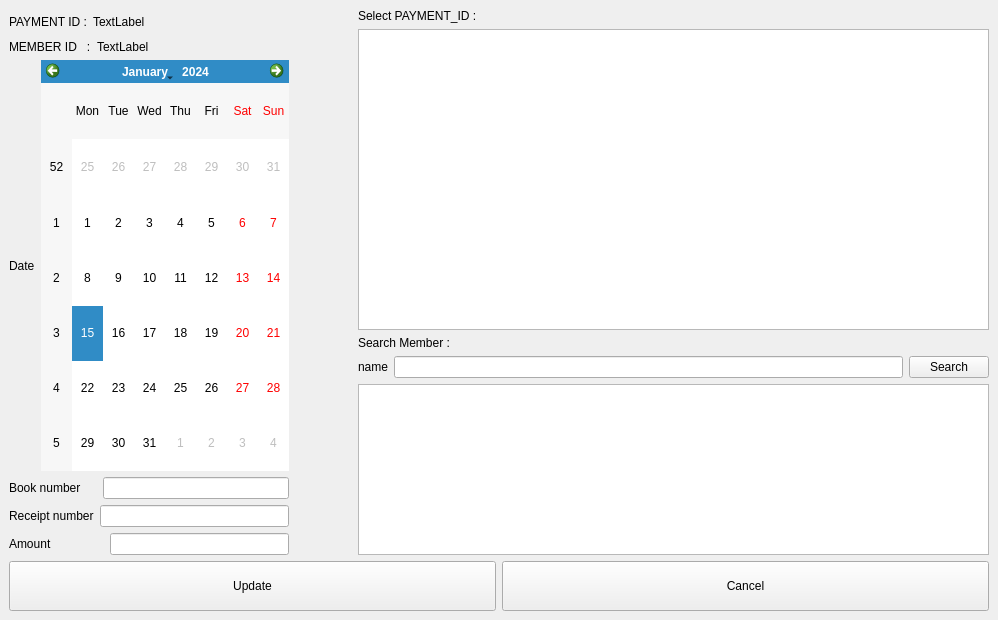
Before: the Qt Designer form edit_payment.ui in severus-tux/gdm_database_management, drawn with Qt 5.
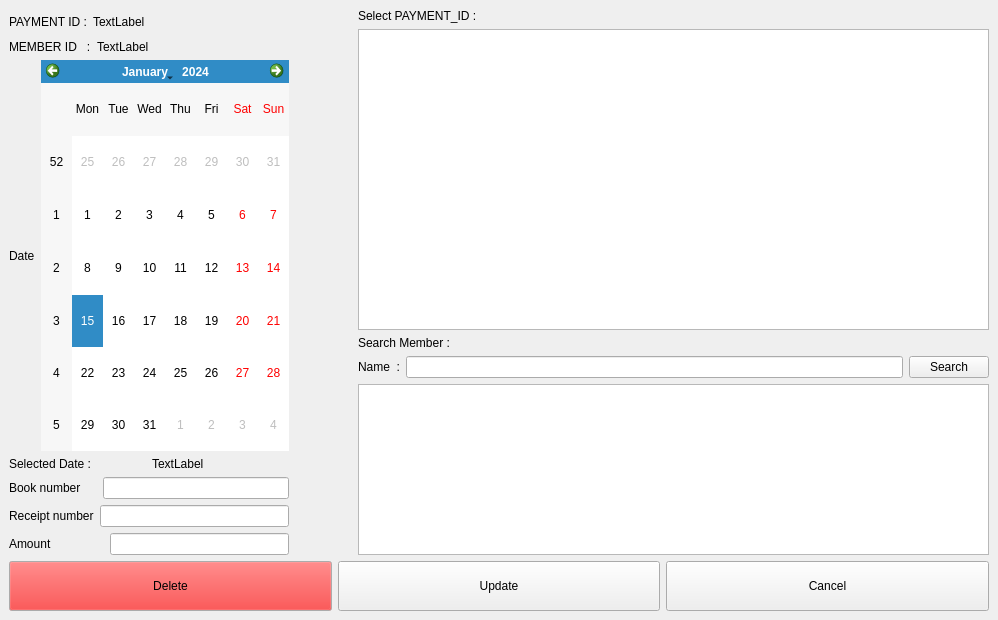
After: the same form once the commit is applied.

Commit message: Added Delete Payment feature

```diff
--- a/edit_payment.ui
+++ b/edit_payment.ui
@@ -16,12 +16,9 @@
   <widget class="QWidget" name="centralwidget">
    <layout class="QVBoxLayout" name="verticalLayout_5">
     <item>
-     <layout class="QHBoxLayout" name="horizontalLayout_9">
+     <layout class="QHBoxLayout" name="horizontalLayout_10">
       <item>
        <layout class="QVBoxLayout" name="verticalLayout">
-        <property name="sizeConstraint">
-         <enum>QLayout::SetFixedSize</enum>
-        </property>
         <item>
          <layout class="QHBoxLayout" name="horizontalLayout">
           <item>
@@ -93,6 +90,24 @@
           </item>
          </layout>
         </item>
+        <item>
+         <layout class="QHBoxLayout" name="horizontalLayout_9">
+          <item>
+           <widget class="QLabel" name="label_10">
+            <property name="text">
+             <string>Selected Date :</string>
+            </property>
+           </widget>
+          </item>
+          <item>
+           <widget class="QLabel" name="selected_date">
+            <property name="text">
+             <string>TextLabel</string>
+            </property>
+           </widget>
+          </item>
+         </layout>
+        </item>
         <item>
          <layout class="QHBoxLayout" name="horizontalLayout_3">
           <item>
@@ -144,8 +159,8 @@
         </property>
         <property name="sizeHint" stdset="0">
          <size>
-          <width>40</width>
-          <height>20</height>
+          <width>18</width>
+          <height>539</height>
          </size>
         </property>
        </spacer>
@@ -199,7 +214,7 @@
             <item>
              <widget class="QLabel" name="label_9">
               <property name="text">
-               <string>name</string>
+               <string>Name  :</string>
               </property>
              </widget>
             </item>
@@ -233,6 +248,56 @@
     </item>
     <item>
      <layout class="QHBoxLayout" name="horizontalLayout_8">
+      <item>
+       <widget class="QPushButton" name="pushButton_4">
+        <property name="minimumSize">
+         <size>
+          <width>0</width>
+          <height>50</height>
+         </size>
+        </property>
+        <property name="palette">
+         <palette>
+          <active>
+           <colorrole role="Button">
+            <brush brushstyle="SolidPattern">
+             <color alpha="255">
+              <red>255</red>
+              <green>0</green>
+              <blue>0</blue>
+             </color>
+            </brush>
+           </colorrole>
+          </active>
+          <inactive>
+           <colorrole role="Button">
+            <brush brushstyle="SolidPattern">
+             <color alpha="255">
+              <red>255</red>
+              <green>0</green>
+              <blue>0</blue>
+             </color>
+            </brush>
+           </colorrole>
+          </inactive>
+          <disabled>
+           <colorrole role="Button">
+            <brush brushstyle="SolidPattern">
+             <color alpha="255">
+              <red>255</red>
+              <green>0</green>
+              <blue>0</blue>
+             </color>
+            </brush>
+           </colorrole>
+          </disabled>
+         </palette>
+        </property>
+        <property name="text">
+         <string>Delete</string>
+        </property>
+       </widget>
+      </item>
       <item>
        <widget class="QPushButton" name="pushButton_2">
         <property name="minimumSize">
```
Left out of the diff: 2 changed lines with no effect on the pictures. The commit also changes 91 other files.
